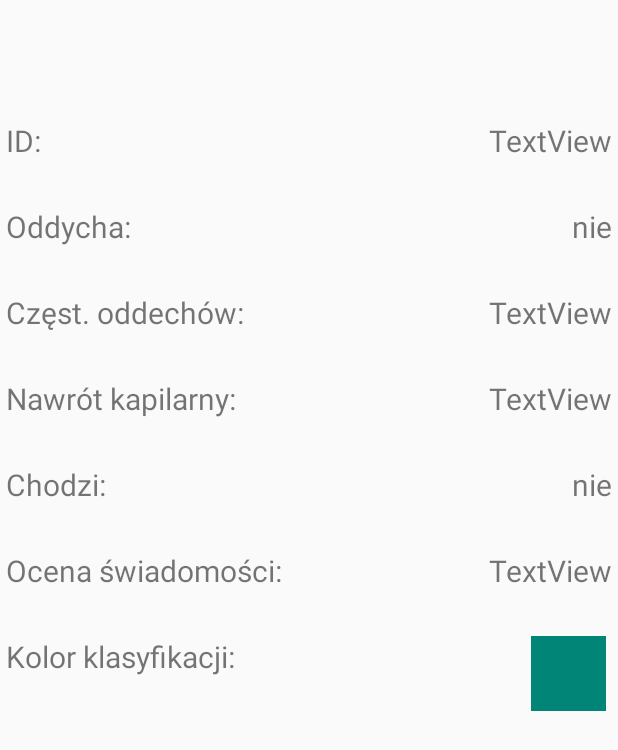
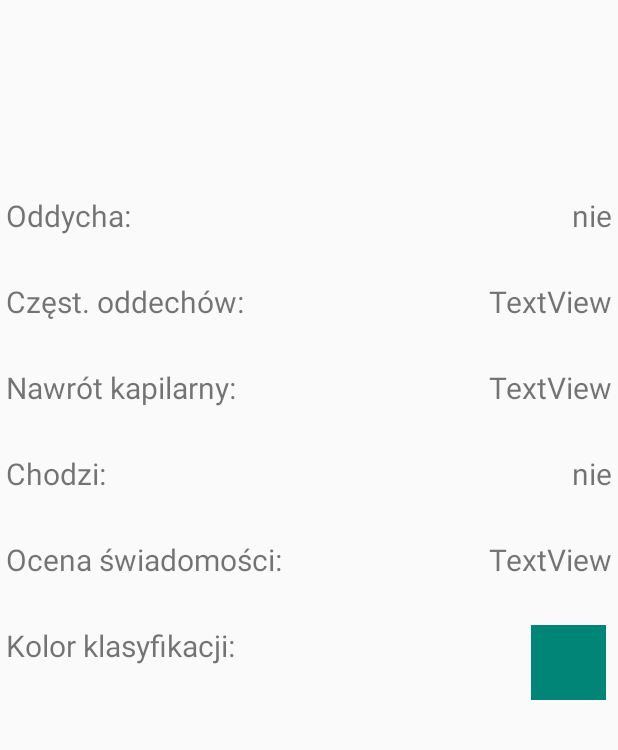
Before and after one commit to Michal-Madarasz/coordinator_app, an Android app: the VictimDetailsActivity screen opened directly, with no data from a screen before it, on a phone screen of 412 x 824 dp. Shown: the top 750 px of the screen. Run offline under Robolectric (Android 15) with nearby library versions, the phone set to English and light mode, and no system bars; 7 statements that could not run were skipped.

Commit message:
wyrzucono pola do IMEI

```diff
--- a/app/src/main/res/layout/victim_details.xml
+++ b/app/src/main/res/layout/victim_details.xml
@@ -6,17 +6,6 @@
     android:layout_height="match_parent"
     xmlns:tools="http://schemas.android.com/tools"
     tools:showIn="@layout/activity_victim_details">
-
-    <TextView
-        android:id="@+id/IMEI_label"
-        android:layout_width="wrap_content"
-        android:layout_height="wrap_content"
-        android:layout_marginLeft="4dp"
-        android:layout_marginTop="80dp"
-        android:text="ID:"
-        android:textSize="20sp"
-        app:layout_constraintLeft_toLeftOf="parent"
-        app:layout_constraintTop_toTopOf="parent" />
 
     <TextView
         android:id="@+id/refill_label"
@@ -78,33 +67,22 @@
         android:layout_width="wrap_content"
         android:layout_height="wrap_content"
         android:layout_marginLeft="4dp"
-        android:layout_marginTop="30dp"
+        android:layout_marginTop="130dp"
         android:text="Oddycha:"
         android:textSize="20sp"
         app:layout_constraintLeft_toLeftOf="parent"
-        app:layout_constraintTop_toBottomOf="@+id/IMEI_label" />
-
-    <TextView
-        android:id="@+id/IMEI_val"
-        android:layout_width="wrap_content"
-        android:layout_height="wrap_content"
-        android:layout_marginTop="80dp"
-        android:layout_marginEnd="4dp"
-        android:text="TextView"
-        android:textSize="20sp"
-        app:layout_constraintEnd_toEndOf="parent"
         app:layout_constraintTop_toTopOf="parent" />
 
     <TextView
         android:id="@+id/breath_val"
         android:layout_width="wrap_content"
         android:layout_height="wrap_content"
-        android:layout_marginTop="30dp"
+        android:layout_marginTop="130dp"
         android:layout_marginEnd="4dp"
         android:text="TextView"
         android:textSize="20sp"
         app:layout_constraintEnd_toEndOf="parent"
-        app:layout_constraintTop_toBottomOf="@+id/IMEI_val" />
+        app:layout_constraintTop_toTopOf="parent" />
 
     <TextView
         android:id="@+id/refill_val"
```
